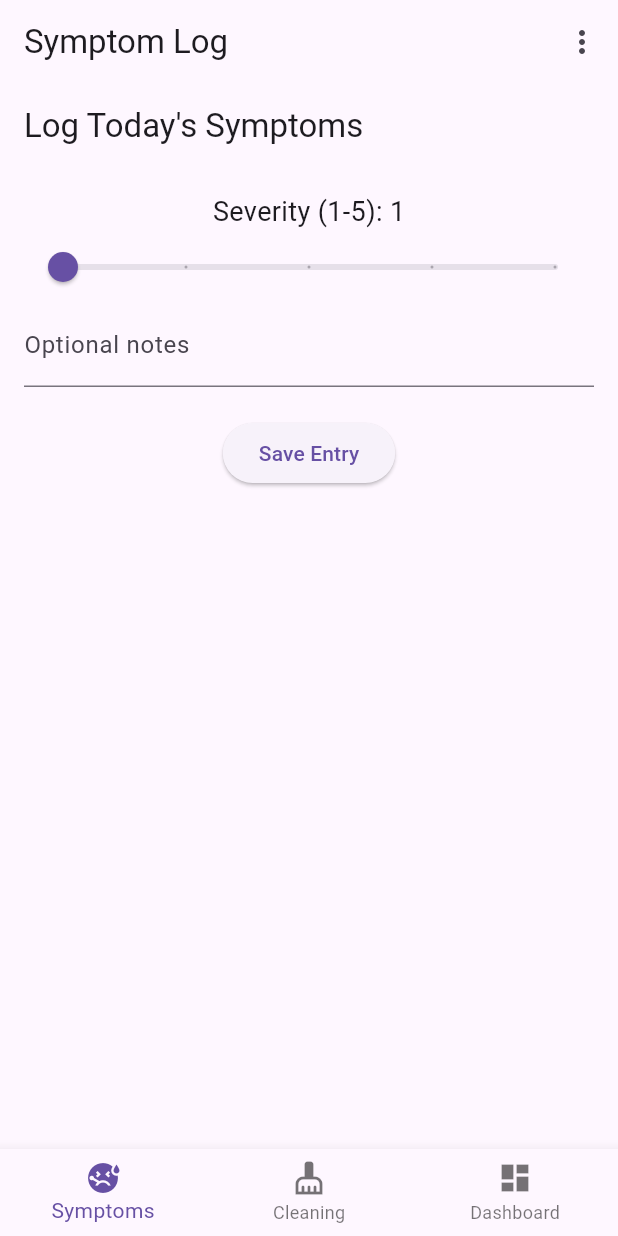
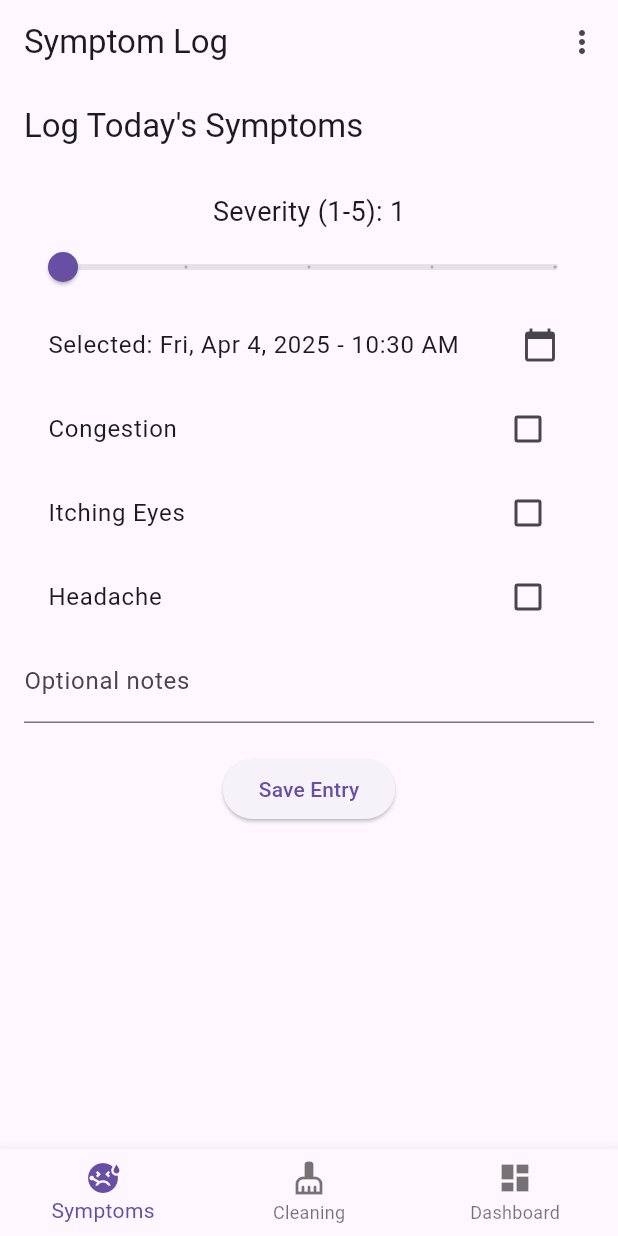
Before and after one commit to ThomasSchiolerH/Dust-Allergy-App, a Flutter app: the screen it shows once a user with an empty profile is signed in, on a phone screen of 412 x 824 dp. Run offline on Flutter 3.47's test engine with Material 3 defaults, Android fonts, the light colour scheme and no system bars; our stand-ins replace cloud_firestore, firebase_auth, firebase_core, fl_chart, google_sign_in; accounts and stored records are empty; network calls fail.

Commit message:
date function working, starting notifications now

```diff
--- a/dust_allergy_app/lib/main.dart
+++ b/dust_allergy_app/lib/main.dart
@@ -12,7 +12,7 @@ void main() async {
   await Firebase.initializeApp(
     options: DefaultFirebaseOptions.currentPlatform,
   );
-  await FirebaseAuth.instance.signOut(); // <-- TEMPORARY RESET
+  // await FirebaseAuth.instance.signOut(); // <-- TEMPORARY RESET
   runApp(const MyApp());
 }
 
--- a/dust_allergy_app/lib/models/cleaning_entry.dart
+++ b/dust_allergy_app/lib/models/cleaning_entry.dart
@@ -1,7 +1,7 @@
 class CleaningEntry {
   final DateTime date;
   final bool windowOpened;
-  final int windowDuration; // in minutes
+  final int windowDuration;
   final bool vacuumed;
   final bool floorWashed;
   final bool bedsheetsWashed;
--- a/dust_allergy_app/lib/models/symptom_entry.dart
+++ b/dust_allergy_app/lib/models/symptom_entry.dart
@@ -2,12 +2,25 @@ class SymptomEntry {
   final DateTime date;
   final int severity;
   final String? description;
+  final bool congestion;
+  final bool itchingEyes;
+  final bool headache;
 
-  SymptomEntry({required this.date, required this.severity, this.description});
+  SymptomEntry({
+    required this.date,
+    required this.severity,
+    this.description,
+    this.congestion = false,
+    this.itchingEyes = false,
+    this.headache = false,
+  });
 
   Map<String, dynamic> toMap() => {
     'date': date,
     'severity': severity,
     'description': description,
+    'congestion': congestion,
+    'itchingEyes': itchingEyes,
+    'headache': headache,
   };
 }
--- a/dust_allergy_app/lib/screens/symptom_log_screen.dart
+++ b/dust_allergy_app/lib/screens/symptom_log_screen.dart
@@ -2,6 +2,8 @@ import 'package:flutter/material.dart';
 import 'package:firebase_auth/firebase_auth.dart';
 import '../services/firestore_service.dart';
 import '../models/symptom_entry.dart';
+import 'package:intl/intl.dart';
+
 
 class SymptomLogScreen extends StatefulWidget {
   const SymptomLogScreen({super.key});
@@ -11,6 +13,11 @@ class SymptomLogScreen extends StatefulWidget {
 }
 
 class _SymptomLogScreenState extends State<SymptomLogScreen> {
+  DateTime _selectedDate = DateTime.now();
+  bool _congestion = false;
+  bool _itchingEyes = false;
+  bool _headache = false;
+
   int _severity = 1;
   final _descController = TextEditingController();
   final FirestoreService _firestoreService = FirestoreService();
@@ -29,9 +36,12 @@ class _SymptomLogScreenState extends State<SymptomLogScreen> {
 
     if (user != null) {
       final entry = SymptomEntry(
-        date: DateTime.now(),
+        date: _selectedDate,
         severity: _severity,
         description: _descController.text,
+        congestion: _congestion,
+        itchingEyes: _itchingEyes,
+        headache: _headache,
       );
       try {
         await _firestoreService.addSymptom(user.uid, entry);
@@ -60,6 +70,51 @@ class _SymptomLogScreenState extends State<SymptomLogScreen> {
               label: _severity.toString(),
               onChanged: (value) => setState(() => _severity = value.toInt()),
             ),
+            ListTile(
+              title: Text("Selected: ${_formatDateTime(_selectedDate)}"),
+              trailing: const Icon(Icons.calendar_today),
+              onTap: () async {
+                final pickedDate = await showDatePicker(
+                  context: context,
+                  initialDate: _selectedDate,
+                  firstDate: DateTime(2020),
+                  lastDate: DateTime(2100),
+                );
+                if (pickedDate != null) {
+                  final pickedTime = await showTimePicker(
+                    context: context,
+                    initialTime: TimeOfDay.fromDateTime(_selectedDate),
+                  );
+                  if (pickedTime != null) {
+                    setState(() {
+                      _selectedDate = DateTime(
+                        pickedDate.year,
+                        pickedDate.month,
+                        pickedDate.day,
+                        pickedTime.hour,
+                        pickedTime.minute,
+                      );
+                    });
+                  }
+                }
+              },
+            ),
+
+            CheckboxListTile(
+              title: const Text('Congestion'),
+              value: _congestion,
+              onChanged: (val) => setState(() => _congestion = val ?? false),
+            ),
+            CheckboxListTile(
+              title: const Text('Itching Eyes'),
+              value: _itchingEyes,
+              onChanged: (val) => setState(() => _itchingEyes = val ?? false),
+            ),
+            CheckboxListTile(
+              title: const Text('Headache'),
+              value: _headache,
+              onChanged: (val) => setState(() => _headache = val ?? false),
+            ),
             TextField(
               controller: _descController,
               decoration: const InputDecoration(labelText: 'Optional notes'),
@@ -75,3 +130,6 @@ class _SymptomLogScreenState extends State<SymptomLogScreen> {
     );
   }
 }
+String _formatDateTime(DateTime dateTime) {
+  return DateFormat('EEE, MMM d, y - h:mm a').format(dateTime);
+}
--- a/dust_allergy_app/pubspec.yaml
+++ b/dust_allergy_app/pubspec.yaml
@@ -36,6 +36,8 @@ dependencies:
   # Use with the CupertinoIcons class for iOS style icons.
   cupertino_icons: ^1.0.6
   firebase_core: ^3.4.0
+  intl: ^0.18.1
+  flutter_local_notifications: ^16.1.0
 
   firebase_auth: ^5.2.0
   cloud_firestore: any
```
Also changed, not shown: dust_allergy_app/lib/screens/cleaning_log_screen.dart (+39 -2 lines), 5 other files.
